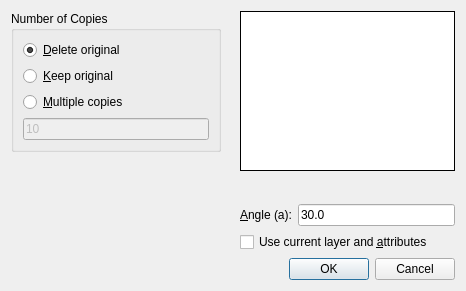
Above: scripts/Modify/TranslateRotate/TranslateRotateDialog.ui from qcad/qcad before the change. Below: the same form after it.
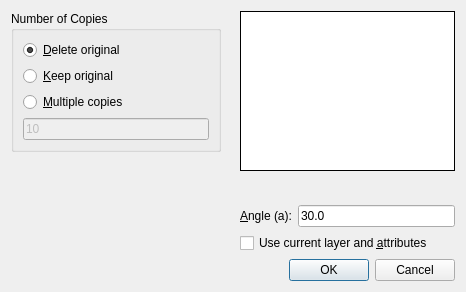
That is the form after the change. Icons and pictures are not drawn. Custom widgets are drawn as their Qt base class.

Patch:
```diff
--- a/scripts/Modify/TranslateRotate/TranslateRotateDialog.ui
+++ b/scripts/Modify/TranslateRotate/TranslateRotateDialog.ui
@@ -7,7 +7,7 @@
     <x>0</x>
     <y>0</y>
     <width>466</width>
-    <height>291</height>
+    <height>292</height>
    </rect>
   </property>
   <property name="windowTitle">
```
Left out of the diff: 4 changed lines with no effect on the pictures.
